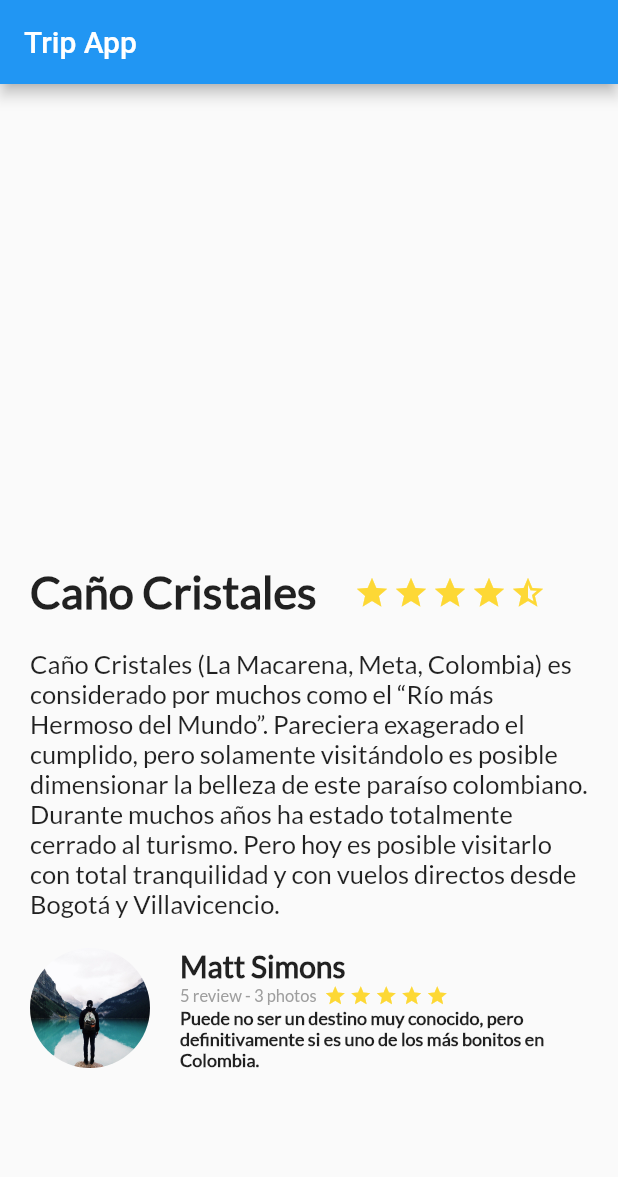
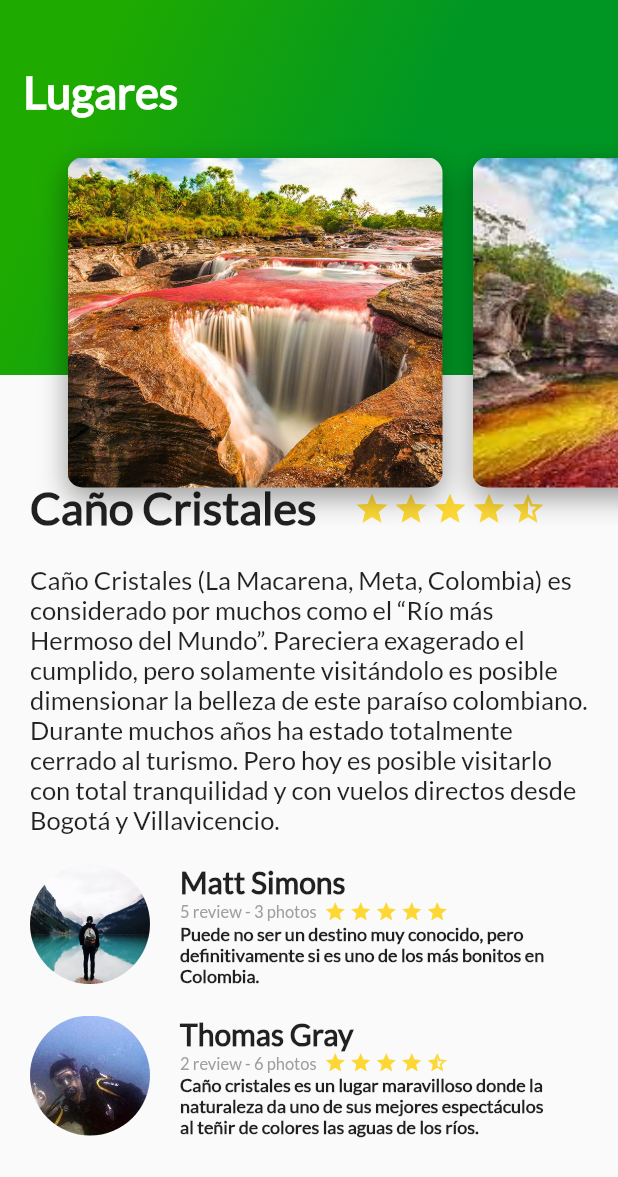
Before and after one commit to JohanRiv/Flutter_Basic_Platzi_project, a Flutter app: the screen it shows after launch, on a phone screen of 412 x 824 dp. Shown: the top 1177 px of the screen. Run offline on Flutter 3.47's test engine with Material 2 defaults, Android fonts, the phone set to English and light mode, and no system bars.

Commit message:
Adición de list view de imagenes y appbar personalizado

```diff
--- /dev/null
+++ b/lib/card_image_list.dart
@@ -0,0 +1,24 @@
+import 'package:flutter/material.dart';
+import 'package:flutter/rendering.dart';
+import 'package:platzi_trips_app/card_images_header.dart';
+
+class CardImageList extends StatelessWidget {
+  @override
+  Widget build(BuildContext context) {
+    Container imageList = Container(
+      height: 350,
+      child: ListView(
+        padding: EdgeInsets.all(25),
+        scrollDirection: Axis.horizontal,
+        children: [
+          new CardImageHeader('assets/images/sites/c_cristales4.jpg'),
+          new CardImageHeader('assets/images/sites/c_cristales2.jpg'),
+          new CardImageHeader('assets/images/sites/c_cristales3.jpg'),
+          new CardImageHeader('assets/images/sites/c_cristales1.jpg'),
+        ],
+      ),
+    );
+
+    return imageList;
+  }
+}
--- /dev/null
+++ b/lib/card_images_header.dart
@@ -0,0 +1,27 @@
+import 'package:flutter/material.dart';
+
+class CardImageHeader extends StatelessWidget {
+  String pathImage;
+
+  CardImageHeader(this.pathImage);
+
+  @override
+  Widget build(BuildContext context) {
+    Container card = Container(
+      height: 350,
+      width: 250,
+      margin: EdgeInsets.only(top: 80, left: 20),
+      decoration: BoxDecoration(
+          image:
+              DecorationImage(fit: BoxFit.cover, image: AssetImage(pathImage)),
+          borderRadius: BorderRadius.all(Radius.circular(10)),
+          shape: BoxShape.rectangle,
+          boxShadow: <BoxShadow>[
+            BoxShadow(
+                color: Colors.black38, blurRadius: 15, offset: Offset(0, 7))
+          ]),
+    );
+
+    return card;
+  }
+}
--- a/lib/description_place.dart
+++ b/lib/description_place.dart
@@ -1,5 +1,4 @@
 import 'package:flutter/material.dart';
-import 'publication_trip.dart';
 
 class DescriptionPlace extends StatelessWidget {
   double starsCount;
@@ -67,6 +66,7 @@ class DescriptionPlace extends StatelessWidget {
     );
 
     Container descriptionWidget = Container(
+      width: MediaQuery.of(context).size.width,
       margin: EdgeInsets.only(top: 20, left: 20, right: 20),
       child: Text(
         descriptionText,
@@ -83,7 +83,6 @@ class DescriptionPlace extends StatelessWidget {
           children: [titleWidget, starspool],
         ),
         descriptionWidget,
-        new PublicationTrip(),
       ],
     );
   }
--- /dev/null
+++ b/lib/header_appbar.dart
@@ -0,0 +1,14 @@
+import 'package:flutter/material.dart';
+import 'card_image_list.dart';
+import 'header_gradient.dart';
+
+class HeaderAppbar extends StatelessWidget {
+  @override
+  Widget build(BuildContext context) {
+    Stack background = Stack(
+      children: [new HeaderGradient("Lugares"), new CardImageList()],
+    );
+
+    return background;
+  }
+}
--- /dev/null
+++ b/lib/header_gradient.dart
@@ -0,0 +1,31 @@
+import 'package:flutter/material.dart';
+
+class HeaderGradient extends StatelessWidget {
+  String title = "Post";
+
+  HeaderGradient(this.title);
+
+  @override
+  Widget build(BuildContext context) {
+    Container background = Container(
+      height: 250,
+      decoration: BoxDecoration(
+          gradient: LinearGradient(
+              colors: [Color(0xFF1faa00), Color(0xFF009624)],
+              begin: FractionalOffset(0.2, 0),
+              end: FractionalOffset(1, 0.6),
+              stops: [0, 0.6],
+              tileMode: TileMode.clamp)),
+      child: Text(
+        title,
+        style: TextStyle(
+            color: Colors.white,
+            fontSize: 30,
+            fontFamily: "Lato",
+            fontWeight: FontWeight.bold),
+      ),
+      alignment: Alignment(-0.9, -0.6),
+    );
+    return background;
+  }
+}
--- a/lib/main.dart
+++ b/lib/main.dart
@@ -1,5 +1,7 @@
 import 'package:flutter/material.dart';
 import 'description_place.dart';
+import 'header_appbar.dart';
+import 'publication_trip.dart';
 
 void main() {
   runApp(MyApp());
@@ -14,13 +16,19 @@ class MyApp extends StatelessWidget {
           primarySwatch: Colors.blue,
         ),
         home: Scaffold(
-          appBar: AppBar(
-            title: Text('Trip App'),
-          ),
-          body: new DescriptionPlace(
-              "Caño Cristales",
-              "Caño Cristales (La Macarena, Meta, Colombia) es considerado por muchos como el “Río más Hermoso del Mundo”. Pareciera exagerado el cumplido, pero solamente visitándolo es posible dimensionar la belleza de este paraíso colombiano. Durante muchos años ha estado totalmente cerrado al turismo. Pero hoy es posible visitarlo con total tranquilidad y con vuelos directos desde Bogotá y Villavicencio.",
-              4.5),
-        ));
+            body: Stack(
+          children: [
+            ListView(
+              children: [
+                new DescriptionPlace(
+                    "Caño Cristales",
+                    "Caño Cristales (La Macarena, Meta, Colombia) es considerado por muchos como el “Río más Hermoso del Mundo”. Pareciera exagerado el cumplido, pero solamente visitándolo es posible dimensionar la belleza de este paraíso colombiano. Durante muchos años ha estado totalmente cerrado al turismo. Pero hoy es posible visitarlo con total tranquilidad y con vuelos directos desde Bogotá y Villavicencio.",
+                    4.5),
+                new PublicationTrip(),
+              ],
+            ),
+            new HeaderAppbar(),
+          ],
+        )));
   }
 }
--- a/lib/publication_trip.dart
+++ b/lib/publication_trip.dart
@@ -15,6 +15,13 @@ class PublicationTrip extends StatelessWidget {
             "3",
             5,
             "Puede no ser un destino muy conocido, pero definitivamente si es uno de los más bonitos en Colombia."),
+        new Review(
+            "assets/images/people/person_2.jpg",
+            "Thomas Gray",
+            "2",
+            "6",
+            4.5,
+            "Caño cristales es un lugar maravilloso donde la naturaleza da uno de sus mejores espectáculos al teñir de colores las aguas de los ríos."),
       ],
     );
   }
--- a/pubspec.yaml
+++ b/pubspec.yaml
@@ -47,6 +47,11 @@ flutter:
   # To add assets to your application, add an assets section, like this:
   assets:
     - assets/images/people/person_1.jpg
+    - assets/images/people/person_2.jpg
+    - assets/images/sites/c_cristales1.jpg
+    - assets/images/sites/c_cristales2.jpg
+    - assets/images/sites/c_cristales3.jpg
+    - assets/images/sites/c_cristales4.jpg
   #   - images/a_dot_ham.jpeg
 
   # An image asset can refer to one or more resolution-specific "variants", see
```
Also changed, not shown: assets/images/people/person_2.jpg (added), assets/images/sites/c_cristales1.jpg (added), assets/images/sites/c_cristales2.jpg (added), assets/images/sites/c_cristales3.jpg (added), assets/images/sites/c_cristales4.jpg (added), 1 other file.
